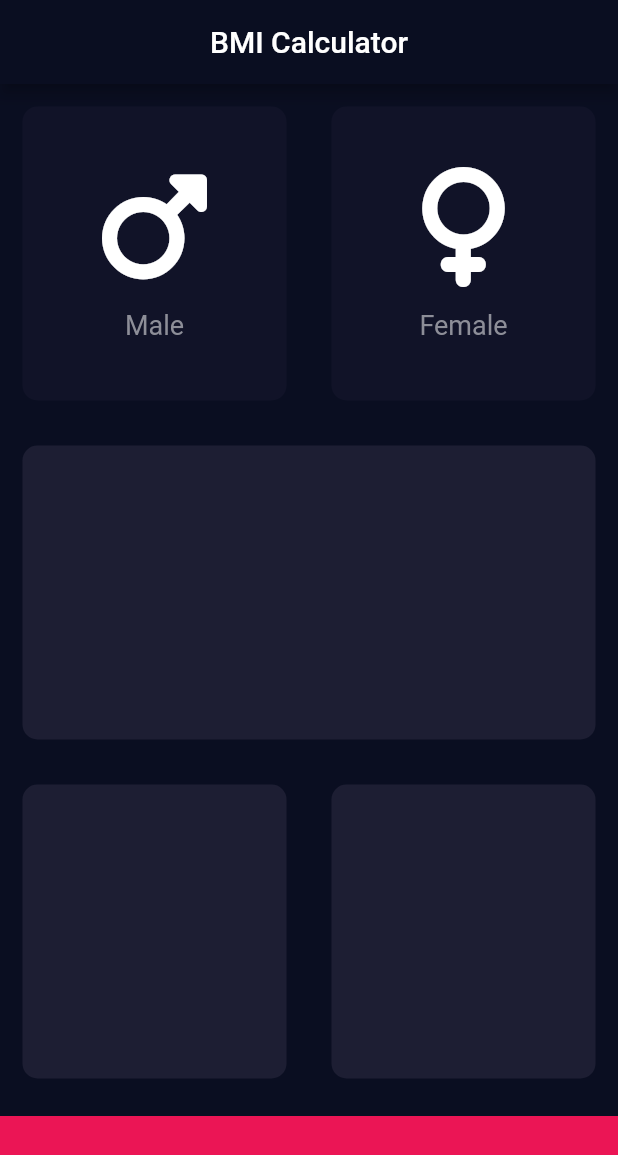
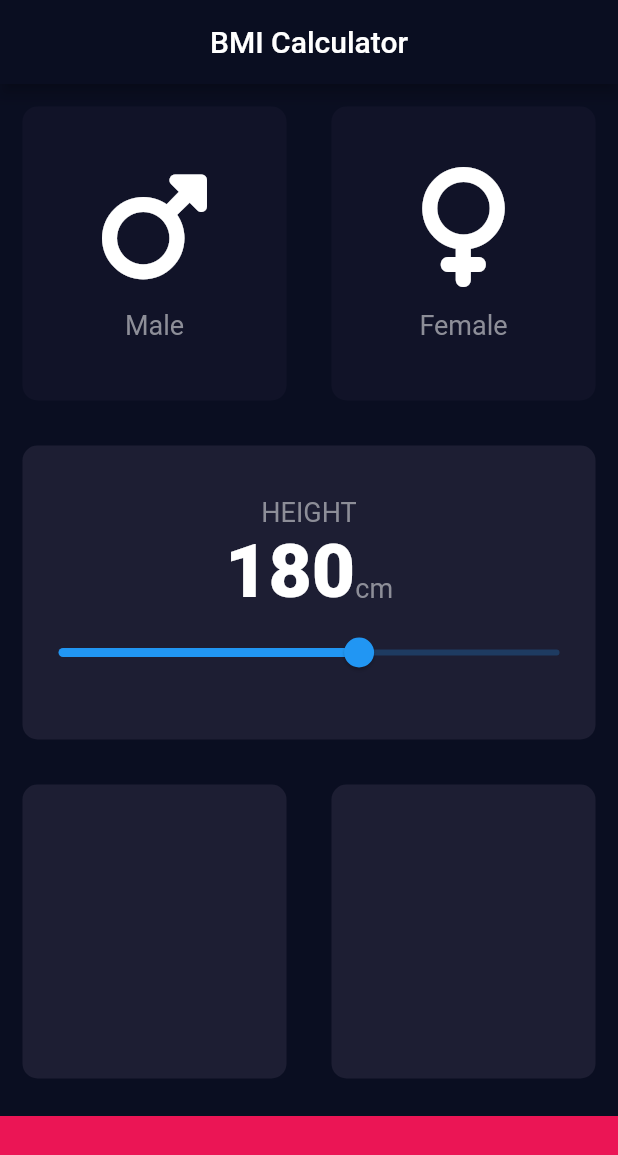
Before and after one commit to ChuguevRoman/bmi_calculate, a Flutter app: the screen it shows after launch, on a phone screen of 412 x 824 dp. Shown: the top 1155 px of the screen. Run offline on Flutter 3.47's test engine with Material 2 defaults, Android fonts, the phone set to English and light mode, and no system bars; our stand-ins replace font_awesome_flutter.

Commit message:
Completed the middle card. Added slider. The height changes according to the slider.

```diff
--- a/lib/constants.dart
+++ b/lib/constants.dart
@@ -15,3 +15,7 @@ const kLabelStyle = TextStyle(
   fontSize: 18.0,
   color: Color(0xFF8D8E98),
 );
+const kNumberTextStyle = TextStyle(
+  fontSize: 50,
+  fontWeight: FontWeight.w900,
+);
--- a/lib/screens/input_page_screen.dart
+++ b/lib/screens/input_page_screen.dart
@@ -19,6 +19,7 @@ class InputPage extends StatefulWidget {
 
 class _InputPageState extends State<InputPage> {
   Gender? selectedGender;
+  int height = 180;
 
   @override
   Widget build(BuildContext context) {
@@ -28,6 +29,7 @@ class _InputPageState extends State<InputPage> {
         centerTitle: true,
       ),
       body: Column(
+        crossAxisAlignment: CrossAxisAlignment.stretch,
         children: [
           Expanded(
             child: Row(
@@ -67,7 +69,44 @@ class _InputPageState extends State<InputPage> {
               ],
             ),
           ),
-          Expanded(child: ChangeableCard()),
+          Expanded(
+            child: ChangeableCard(
+              cardChild: Column(
+                mainAxisAlignment: MainAxisAlignment.center,
+                children: [
+                  Text(
+                    'HEIGHT',
+                    style: kLabelStyle,
+                  ),
+                  Row(
+                    mainAxisAlignment: MainAxisAlignment.center,
+                    crossAxisAlignment: CrossAxisAlignment.baseline,
+                    textBaseline: TextBaseline.alphabetic,
+                    children: [
+                      Text(
+                        height.toString(),
+                        style: kNumberTextStyle,
+                      ),
+                      Text(
+                        'cm',
+                        style: kLabelStyle,
+                      ),
+                    ],
+                  ),
+                      Slider(
+                        value: height.toDouble(),
+                        min: 120.0,
+                        max: 220.0,
+                        onChanged: (newValue) {
+                          setState(() {
+                            height = newValue.round();
+                          });
+                        },
+                      ),
+                ],
+              ),
+            ),
+          ),
           Expanded(
             child: Row(
               children: [
```
